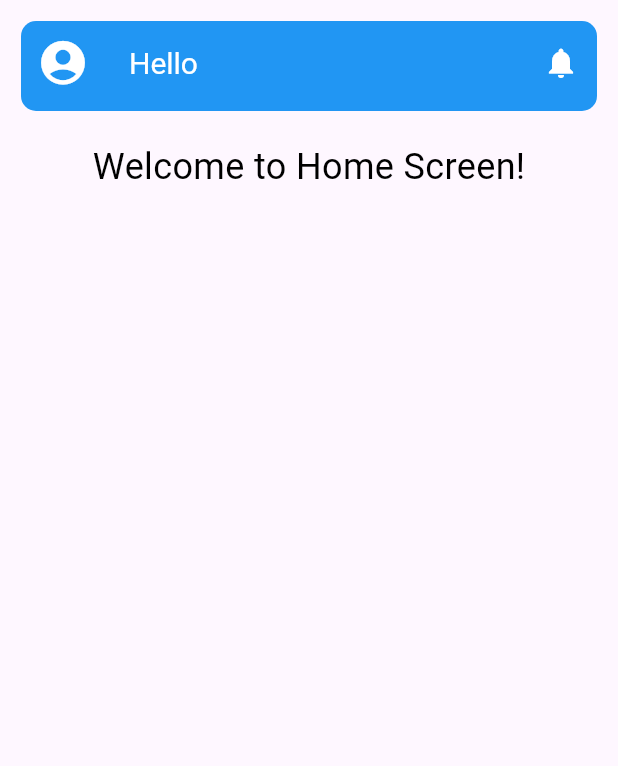
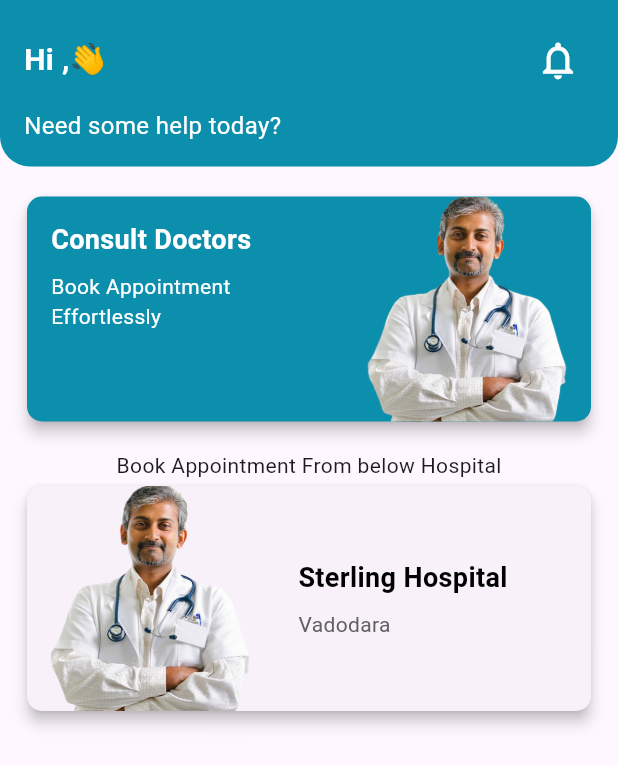
Before and after one commit to 2910Abhishek/HealthCare_Mobile_Application, a Flutter app: the HomeScreen screen opened directly, on a phone screen of 412 x 824 dp. Shown: the top 766 px of the screen. Run offline on Flutter 3.47's test engine with Material 3 defaults, Android fonts, the phone set to English and light mode, and no system bars; our stand-ins replace cloud_firestore, firebase_auth, firebase_core, flutter_spinkit, google_sign_in; accounts and stored records are empty.

Commit message:
smaple widgets on home_screen.dart complete formatting is reamaining

```diff
--- a/aarogya/lib/screens/homescreen.dart
+++ b/aarogya/lib/screens/homescreen.dart
@@ -1,98 +1,162 @@
+import 'package:aarogya/utils/colors.dart';
+import 'package:aarogya/widgets/hospital_widget.dart';
 import 'package:firebase_auth/firebase_auth.dart';
 import 'package:flutter/material.dart';
-import 'package:cloud_firestore/cloud_firestore.dart';
 
 class HomeScreen extends StatefulWidget {
-  const HomeScreen({super.key});
+  const HomeScreen({Key? key}) : super(key: key);
+
   @override
   State<HomeScreen> createState() => _HomeScreenState();
 }
 
 class _HomeScreenState extends State<HomeScreen> {
-  User? _currentUser;
-  String _username = '';
-  String _email = '';
+  FirebaseAuth _auth = FirebaseAuth.instance;
+  late User? _user;
 
   @override
   void initState() {
     super.initState();
-    _fetchUserData();
-  }
-
-  Future<void> _fetchUserData() async {
-    final currentUser = FirebaseAuth.instance.currentUser;
-    if (currentUser != null) {
-      setState(() {
-        _currentUser = currentUser;
-      });
-      final userData = await FirebaseFirestore.instance
-          .collection('users')
-          .doc(currentUser.uid)
-          .get();
-      if (userData.exists) {
-        setState(() {
-          _username = userData['username'].split(' ')[0];
-          _email = userData['email'];
-        });
-      }
-    }
+    _user = _auth.currentUser;
   }
 
   @override
   Widget build(BuildContext context) {
+    String username = _user != null ? _user!.displayName ?? '' : 'Guest';
+
     return Scaffold(
-      body: SafeArea(
-        child: Padding(
-          padding: const EdgeInsets.all(14.0),
-          child: Column(
+      body: Column(
+        crossAxisAlignment: CrossAxisAlignment.stretch,
         children: [
           Container(
-                height: 60,
-                decoration: BoxDecoration(
-                  color: Colors.blue,
-                  borderRadius: BorderRadius.circular(10.0),
-                  shape: BoxShape.rectangle,
+            padding: EdgeInsets.only(top: MediaQuery.of(context).padding.top),
+            decoration: const BoxDecoration(
+              color: backgroundColor, // Use your own background color
+              borderRadius: BorderRadius.only(
+                bottomLeft: Radius.circular(20),
+                bottomRight: Radius.circular(20),
               ),
-                child: AppBar(
-                  automaticallyImplyLeading: false,
-                  backgroundColor: Colors.transparent,
-                  elevation: 0,
-                  leading: IconButton(
-                    icon: Icon(
-                      Icons.account_circle,
-                      size: 35,
+            ),
+            child: Padding(
+              padding: const EdgeInsets.all(16.0),
+              child: Column(
+                crossAxisAlignment: CrossAxisAlignment.start,
+                children: [
+                  Row(
+                    mainAxisAlignment: MainAxisAlignment.spaceBetween,
+                    children: [
+                      Expanded(
+                        child: Text(
+                          "Hi $username,👋", // Replace with your username variable
+                          style: const TextStyle(
+                            fontSize: 20,
                             color: Colors.white,
+                            fontWeight: FontWeight.bold,
+                          ),
+                        ),
+                      ),
+                      IconButton(
+                        icon: const Icon(
+                          Icons.notifications_none,
+                          color: Colors.white,
+                          size: 30,
                         ),
                         onPressed: () {
-                      Navigator.pushNamed(context, '/profile');
+                          // Handle notifications
                         },
                       ),
-                  title: Text(
-                    "Hello $_username",
-                    style: TextStyle(fontSize: 20, color: Colors.white),
+                    ],
                   ),
-                  actions: [
-                    IconButton(
-                      icon: Icon(Icons.notifications),
-                      onPressed: () {
-                        // Handle notifications icon press
-                      },
-                      color: Colors.white,
+                  const SizedBox(height: 8),
+                  const Text(
+                    "Need some help today?",
+                    style: TextStyle(fontSize: 16, color: Colors.white),
                   ),
                 ],
               ),
             ),
-              SizedBox(height: 20),
-              Center(
-                child: Text(
-                  "Welcome to Home Screen!",
-                  style: TextStyle(fontSize: 24, color: Colors.black),
+          ),
+          const SizedBox(height: 16),
+          Padding(
+            padding: const EdgeInsets.symmetric(horizontal: 14.0),
+            child: Column(
+              mainAxisAlignment: MainAxisAlignment.start,
+              children: [
+                Card(
+                  color: backgroundColor, // Background color of the card
+                  elevation: 4,
+                  shape: RoundedRectangleBorder(
+                    borderRadius: BorderRadius.circular(10),
+                  ),
+                  child: Column(
+                    mainAxisAlignment: MainAxisAlignment.start,
+                    children: [
+                      Row(
+                        crossAxisAlignment: CrossAxisAlignment.start,
+                        children: [
+                          const Expanded(
+                            child: Padding(
+                              padding: const EdgeInsets.all(16.0),
+                              child: Column(
+                                crossAxisAlignment: CrossAxisAlignment.start,
+                                children: [
+                                  Text(
+                                    'Consult Doctors',
+                                    style: TextStyle(
+                                      fontSize: 18,
+                                      fontWeight: FontWeight.bold,
+                                      color: Colors.white, // Text color
+                                    ),
+                                  ),
+                                  SizedBox(height: 8),
+                                  Text(
+                                    'Book Appointment Effortlessly',
+                                    style: TextStyle(
+                                      fontSize: 14,
+                                      color: Colors.white, // Text color
                                     ),
                                   ),
                                 ],
                               ),
                             ),
                           ),
+                          Container(
+                            width: MediaQuery.of(context).size.width * 0.4,
+                            height:
+                                150, // Adjust as per your image aspect ratio
+                            decoration: const BoxDecoration(
+                              borderRadius: BorderRadius.only(
+                                topRight: Radius.circular(10),
+                                bottomRight: Radius.circular(10),
+                              ),
+                              image: DecorationImage(
+                                image: AssetImage(
+                                    'assets/images/doctor_image.png'), // Replace with your image path
+                                fit: BoxFit.cover,
+                              ),
+                            ),
+                          ),
+                        ],
+                      ),
+                    ],
+                  ),
+                ),
+                const SizedBox(
+                  height: 15,
+                ),
+                Text("Book Appointment From below Hospital"),
+                SingleChildScrollView(
+                  child: HospitalCardWidget(
+                    hospitalAddress: 'Vadodara',
+                    hospitalName: 'Sterling Hospital',
+                  ),
+                )
+              ],
+            ),
+          ),
+          // Additional widgets or content as needed
+        ],
+      ),
     );
   }
 }
--- a/aarogya/lib/utils/colors.dart
+++ b/aarogya/lib/utils/colors.dart
@@ -1,6 +1,6 @@
 import 'package:flutter/material.dart';
 
-const backgroundColor = Color.fromRGBO(255, 255, 255, 1);
+const backgroundColor = Color.fromRGBO(11, 143, 172, 1);
 const buttonColor = Color.fromRGBO(11, 143, 172, 1);
 const footerColor = Color.fromRGBO(26, 26, 26, 1);
 const secondaryBackgroundColor = Color.fromRGBO(46, 46, 46, 1);
--- /dev/null
+++ b/aarogya/lib/widgets/hospital_widget.dart
@@ -0,0 +1,68 @@
+import 'package:flutter/material.dart';
+
+class HospitalCardWidget extends StatelessWidget {
+  HospitalCardWidget(
+      {Key? key, required this.hospitalName, required this.hospitalAddress});
+
+  final String hospitalName;
+  final String hospitalAddress;
+
+  @override
+  Widget build(BuildContext context) {
+    return InkWell(
+      onTap: () {},
+      child: Card(
+        elevation: 4,
+        shape: RoundedRectangleBorder(
+          borderRadius: BorderRadius.circular(10),
+        ),
+        child: Row(
+          children: [
+            Container(
+              width: MediaQuery.of(context).size.width * 0.4,
+              height: 150, // Adjust as per your image aspect ratio
+              decoration: BoxDecoration(
+                borderRadius: BorderRadius.only(
+                  topLeft: Radius.circular(10),
+                  bottomLeft: Radius.circular(10),
+                ),
+                image: DecorationImage(
+                  image: AssetImage(
+                    'assets/images/doctor_image.png', // Replace with your image path
+                  ),
+                  fit: BoxFit.cover,
+                ),
+              ),
+            ),
+            Expanded(
+              child: Padding(
+                padding: const EdgeInsets.all(16.0),
+                child: Column(
+                  crossAxisAlignment: CrossAxisAlignment.start,
+                  children: [
+                    Text(
+                      hospitalName,
+                      style: TextStyle(
+                        fontSize: 18,
+                        fontWeight: FontWeight.bold,
+                        color: Colors.black, // Text color
+                      ),
+                    ),
+                    SizedBox(height: 8),
+                    Text(
+                      hospitalAddress,
+                      style: TextStyle(
+                        fontSize: 14,
+                        color: Colors.grey[700], // Text color
+                      ),
+                    ),
+                  ],
+                ),
+              ),
+            ),
+          ],
+        ),
+      ),
+    );
+  }
+}
--- a/aarogya/pubspec.yaml
+++ b/aarogya/pubspec.yaml
@@ -61,6 +61,7 @@ flutter:
     - assets/images/google.png
     - assets/images/onboarding_screen_2.png
     - assets/images/onboarding_screen_3.png
+    - assets/images/doctor_image.png
   # An image asset can refer to one or more resolution-specific "variants", see
   # https://flutter.dev/assets-and-images/#resolution-aware
   # For details regarding adding assets from package dependencies, see
```
Also changed, not shown: aarogya/assets/images/doctor_image.png (added), aarogya/assets/images/doctor_image_1.jpg (added). Lines whose indentation alone changed are shown as unchanged.
